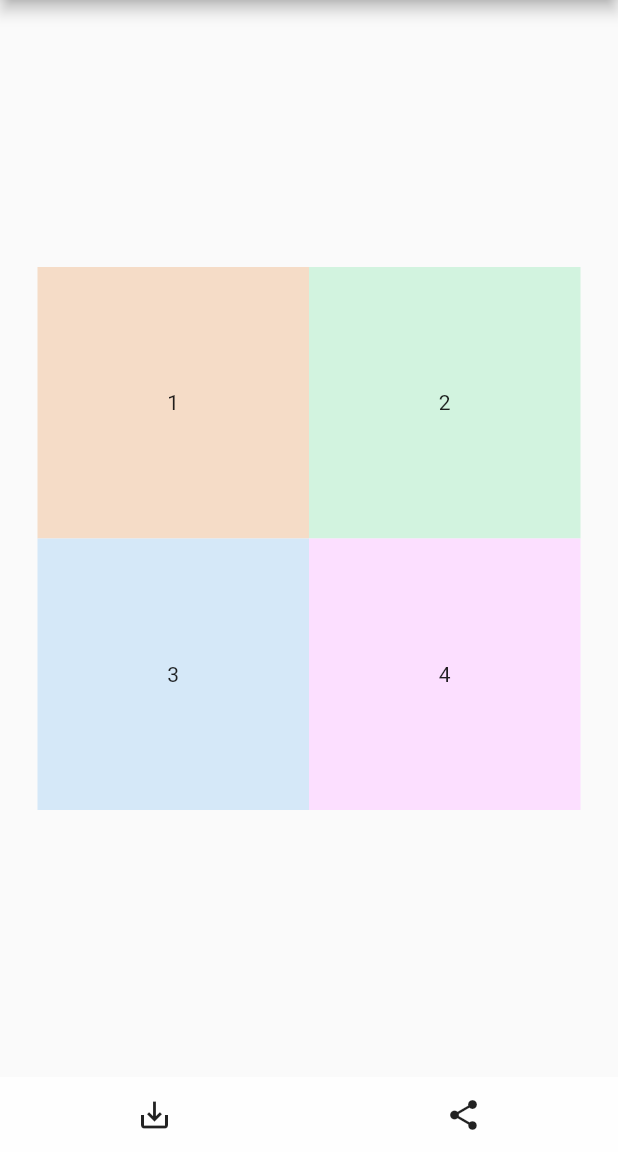
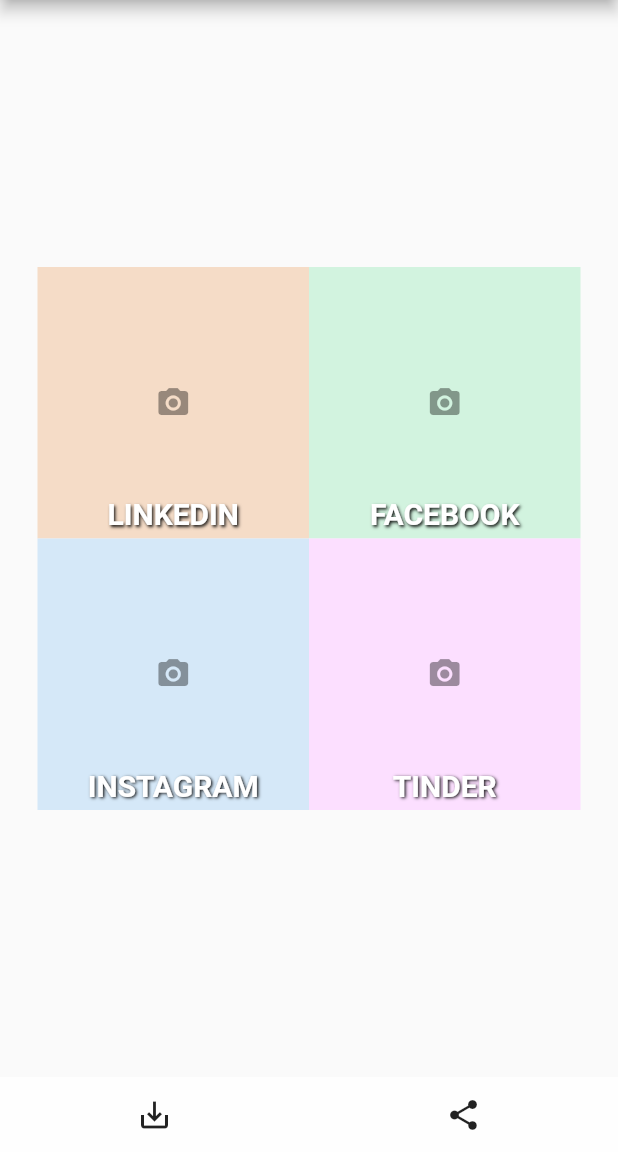
Before and after one commit to walid-ashik/lfit_flutter_app, a Flutter app: the screen it shows after launch, on a phone screen of 412 x 824 dp, the part 84-1236 px from its top. Run offline on Flutter 3.47's test engine with Material 2 defaults, Android fonts, the phone set to English and light mode, and no system bars; drawn by our look-alikes of screenshot; our stand-ins replace image_gallery_saver, image_picker.

Commit message:
show all platforms text

```diff
--- a/lib/main.dart
+++ b/lib/main.dart
@@ -79,6 +79,7 @@ class _MyHomePageState extends State<MyHomePage> {
     }
   }
 
+
   @override
   Widget build(BuildContext context) {
     double deviceWidth = MediaQuery.of(context).size.width;
@@ -146,16 +147,23 @@ class _MyHomePageState extends State<MyHomePage> {
                       children: <Widget>[
                         Container(
                           color: Color(0xFFF5DCC7),
-                          child: Center(child: Text('1')),
+                          child: Center(child: Text('')),
                         ),
                         _1stImageFile == null
-                            ? Text('')
+                            ? getCameraIcon()
                             : Positioned.fill(
                                 child: Image.file(
                                   _1stImageFile,
                                   fit: BoxFit.cover,
                                 ),
                               ),
+                        Positioned.fill(
+                          bottom: 5.0,
+                          child: Align(
+                            alignment: Alignment.bottomCenter,
+                            child: getImageTypeText('LINKEDIN'),
+                          ),
+                        )
                       ],
                     ),
                   ),
@@ -169,16 +177,23 @@ class _MyHomePageState extends State<MyHomePage> {
                       children: <Widget>[
                         Container(
                           color: Color(0xFFD2F3DF),
-                          child: Center(child: Text('2')),
+                          child: Center(child: Text('')),
                         ),
                         _2ndImageFile == null
-                            ? Text('')
+                            ? getCameraIcon()
                             : Positioned.fill(
                                 child: Image.file(
                                   _2ndImageFile,
                                   fit: BoxFit.cover,
                                 ),
                               ),
+                        Positioned.fill(
+                          bottom: 5.0,
+                          child: Align(
+                            alignment: Alignment.bottomCenter,
+                            child: getImageTypeText('FACEBOOK'),
+                          ),
+                        )
                       ],
                     ),
                   ),
@@ -199,16 +214,23 @@ class _MyHomePageState extends State<MyHomePage> {
                       children: <Widget>[
                         Container(
                           color: Color(0xFFD5E8F8),
-                          child: Center(child: Text('3')),
+                          child: Center(child: Text('')),
                         ),
                         _3rdImageFile == null
-                            ? Text('')
+                            ? getCameraIcon()
                             : Positioned.fill(
                                 child: Image.file(
                                   _3rdImageFile,
                                   fit: BoxFit.cover,
                                 ),
                               ),
+                        Positioned.fill(
+                          bottom: 5.0,
+                          child: Align(
+                            alignment: Alignment.bottomCenter,
+                            child: getImageTypeText('INSTAGRAM'),
+                          ),
+                        )
                       ],
                     ),
                   ),
@@ -222,16 +244,23 @@ class _MyHomePageState extends State<MyHomePage> {
                       children: <Widget>[
                         Container(
                           color: Color(0xFFFCDFFF),
-                          child: Center(child: Text('4')),
+                          child: Center(child: Text('')),
                         ),
                         _4thImageFile == null
-                            ? Text('')
+                            ? getCameraIcon()
                             : Positioned.fill(
                                 child: Image.file(
                                   _4thImageFile,
                                   fit: BoxFit.cover,
                                 ),
                               ),
+                        Positioned.fill(
+                          bottom: 5.0,
+                          child: Align(
+                            alignment: Alignment.bottomCenter,
+                            child: getImageTypeText('TINDER'),
+                          ),
+                        )
                       ],
                     ),
                   ),
@@ -241,6 +270,31 @@ class _MyHomePageState extends State<MyHomePage> {
           )
         ],
       ),
+    );
+  }
+
+  Widget getCameraIcon() {
+    return Center(
+      child: Icon(
+        Icons.camera_alt,
+        color: Colors.black38,
+      ),
+    );
+  }
+
+  Widget getImageTypeText(String text) {
+    return Text(
+      text,
+      style: TextStyle(
+          color: Colors.white,
+          fontWeight: FontWeight.bold,
+          fontSize: 20.0,
+          shadows: <Shadow>[
+            Shadow(
+                offset: Offset(1.0, 1.0),
+                blurRadius: 2.0,
+                color: Colors.black.withOpacity(0.9))
+          ]),
     );
   }
 
```
